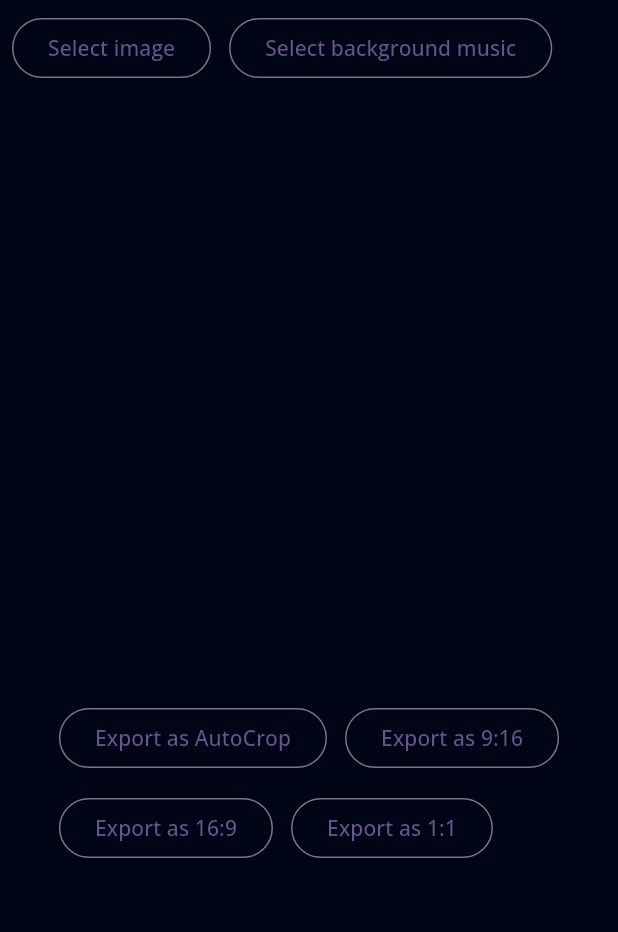
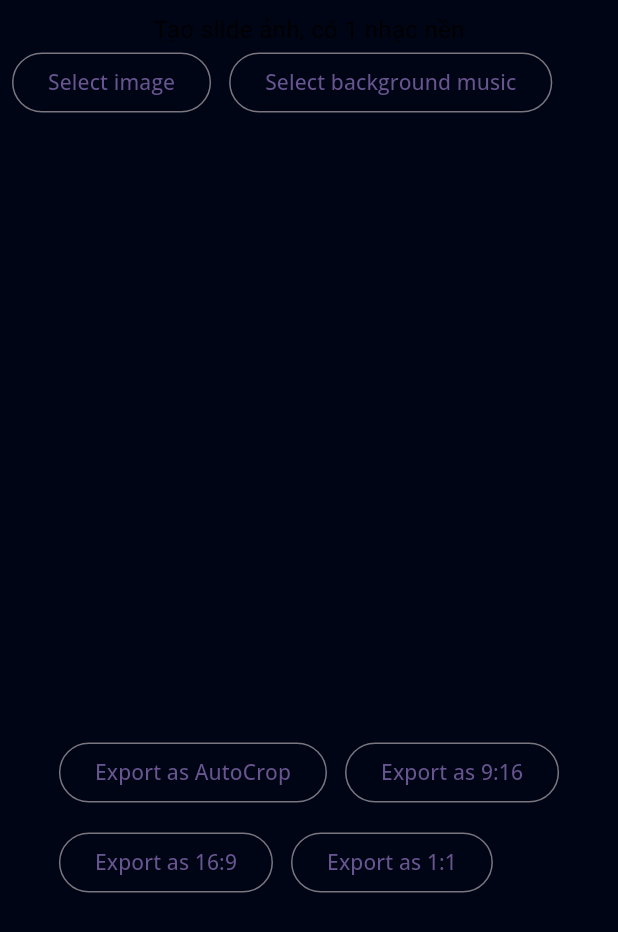
Before and after one commit to quochuynh67/quoc-porfolio, a Flutter app: the VlogMakerScreen widget shown alone on an empty page, opened directly, on a phone screen of 412 x 824 dp. Shown: the top 932 px of the screen. Run offline on Flutter 3.47's test engine with Material 3 defaults, Android fonts, the phone set to English and light mode, and no system bars; our stand-ins replace cross_file, file_picker, flutter_colorpicker, flutter_svg, font_awesome_flutter, get and 4 more; missing offline and left inert: dart:html, dart:js, exif, ffmpeg_wasm, flutter_font_picker, image_editor and 1 more; statements that could not run were skipped.

Commit message:
add title UI

```diff
--- a/lib/view/media_tool/screen/quotemaker_screen.dart
+++ b/lib/view/media_tool/screen/quotemaker_screen.dart
@@ -191,6 +191,8 @@ class VlogMakerScreenState extends State<QuoteMakerScreen> {
         children: [
           Column(
             children: [
+              const Text('Tạo quote gồm 1 ảnh + 1 nhạc nền, xuất ra video mp4',
+                  style: TextStyle(fontSize: 16,color: Colors.black)),
               SingleChildScrollView(
                 scrollDirection: Axis.horizontal,
                 child: Row(
--- a/lib/view/media_tool/screen/vlogmaker_screen.dart
+++ b/lib/view/media_tool/screen/vlogmaker_screen.dart
@@ -62,6 +62,8 @@ class _VlogMakerScreenState extends State<VlogMakerScreen> {
       padding: const EdgeInsets.all(8.0),
       child: Column(
         children: [
+          const Text('Tạo slide ảnh, có 1 nhạc nền',
+              style: TextStyle(fontSize: 16,color: Colors.black)),
           Row(
             spacing: 12,
             children: [
```
